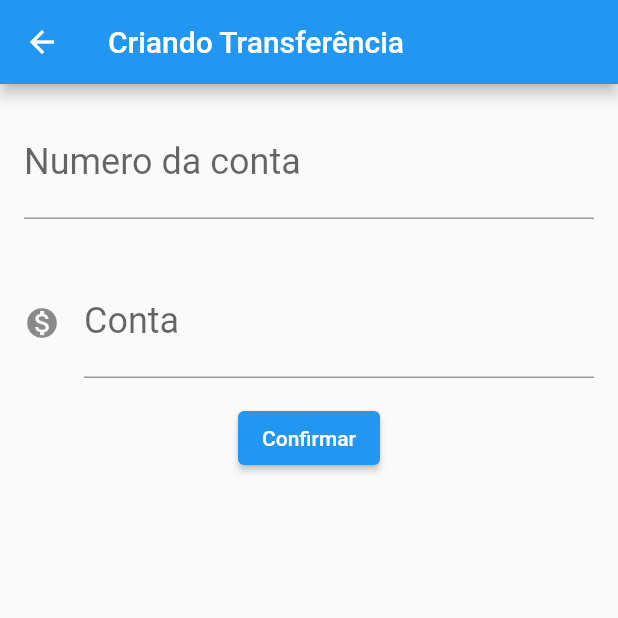
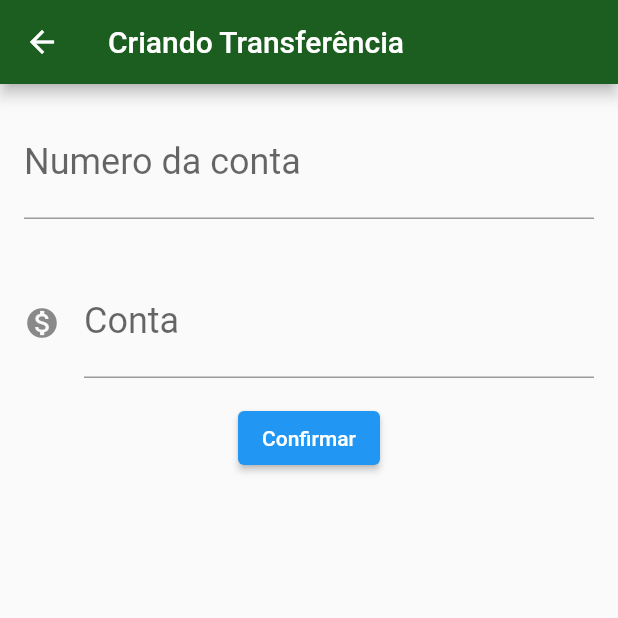
Before and after one commit to iowes/Bytebank, a Flutter app: the screen it shows after launch, after a tap on the "add" icon, on a phone screen of 412 x 824 dp, the top half of it. Run offline on Flutter 3.47's test engine with Material 2 defaults, Android fonts, the phone set to English and light mode, and no system bars.

Commit message:
Refactor in diferent classes

```diff
--- /dev/null
+++ b/lib/components/editor.dart
@@ -0,0 +1,26 @@
+import 'package:flutter/material.dart';
+
+class Editor extends StatelessWidget {
+  final TextEditingController controller;
+  final String labelText;
+  final String hintText;
+  final IconData icon;
+
+  const Editor({this.controller, this.labelText, this.hintText, this.icon});
+
+  @override
+  Widget build(BuildContext context) {
+    return Padding(
+      padding: const EdgeInsets.all(16),
+      child: TextField(
+        controller: controller,
+        style: TextStyle(fontSize: 24.0),
+        decoration: InputDecoration(
+            icon: icon != null ? Icon(icon) : null,
+            labelText: labelText,
+            hintText: hintText),
+        keyboardType: TextInputType.number,
+      ),
+    );
+  }
+}
--- a/lib/main.dart
+++ b/lib/main.dart
@@ -1,3 +1,4 @@
+import 'package:bytebank/screens/transfer/list.dart';
 import 'package:flutter/material.dart';
 
 void main() => runApp(BytebankApp());
@@ -6,159 +7,12 @@ class BytebankApp extends StatelessWidget {
   @override
   Widget build(BuildContext context) {
     return MaterialApp(
-      home: Scaffold(
-        body: TransferList(),
-      ),
-    );
+        theme: ThemeData(
+            primaryColor: Colors.green[900],
+            accentColor: Colors.blueAccent[700],
+            buttonTheme: ButtonThemeData(
+                buttonColor: Colors.blueAccent[700],
+                textTheme: ButtonTextTheme.primary)),
+        home: TransferList());
   }
 }
-
-class TransferForm extends StatefulWidget {
-
-  @override
-  State<StatefulWidget> createState() {
-    return TransferFormState();
-  }
-}
-
-class TransferFormState extends State<TransferForm> {
-
-  final TextEditingController _fieldAccountController = TextEditingController();
-  final TextEditingController _fieldValueController = TextEditingController();
-
-  @override
-  Widget build(BuildContext context) {
-    return Scaffold(
-      appBar: AppBar(
-        title: Text('Criando Transferência'),
-      ),
-      body: SingleChildScrollView(
-        child: Column(
-          children: [
-            Editor(
-                controller: this._fieldAccountController,
-                labelText: "Numero da conta",
-                hintText: "0000"),
-            Editor(
-                controller: this._fieldValueController,
-                labelText: "Conta",
-                hintText: "0000",
-                icon: Icons.monetization_on),
-            ElevatedButton(
-              child: Text('Confirmar'),
-              onPressed: () => _createTransfer(context),
-            )
-          ],
-        ),
-      ),
-    );
-  }
-
-  void _createTransfer(BuildContext context) {
-    final int accountNumber = int.tryParse(_fieldAccountController.text);
-    final double value = double.tryParse(_fieldValueController.text);
-    if (accountNumber != null && value != null) {
-      final transfer = Transfer(value, accountNumber);
-      debugPrint('$transfer');
-      Navigator.pop(context, transfer);
-    }
-  }
-}
-
-class Editor extends StatelessWidget {
-  final TextEditingController controller;
-  final String labelText;
-  final String hintText;
-  final IconData icon;
-
-  const Editor({this.controller, this.labelText, this.hintText, this.icon});
-
-  @override
-  Widget build(BuildContext context) {
-    return Padding(
-      padding: const EdgeInsets.all(16),
-      child: TextField(
-        controller: controller,
-        style: TextStyle(fontSize: 24.0),
-        decoration: InputDecoration(
-            icon: icon != null ? Icon(icon) : null,
-            labelText: labelText,
-            hintText: hintText),
-        keyboardType: TextInputType.number,
-      ),
-    );
-  }
-}
-
-class TransferList extends StatefulWidget {
-  final List<Transfer> _list = [];
-
-  @override
-  State<StatefulWidget> createState() {
-    return TransferListState();
-  }
-}
-
-class TransferListState extends State<TransferList> {
-  @override
-  Widget build(BuildContext context) {
-    return Scaffold(
-      appBar: AppBar(
-        title: Text("Transferências"),
-      ),
-      body: ListView.builder(
-        itemCount: widget._list.length,
-        itemBuilder: (context, index) {
-          final Transfer transfer = widget._list[index];
-          return TransferItem(transfer: transfer);
-        },
-      ),
-      floatingActionButton: FloatingActionButton(
-        onPressed: () {
-          final Future<Transfer> future =
-          Navigator.push(context, MaterialPageRoute(builder: (context) {
-            return TransferForm();
-          }));
-
-          future.then((transfer) => {
-            if (transfer != null) {
-              setState(() {
-                widget._list.add(transfer);
-              })
-            }
-          });
-        },
-        child: Icon(Icons.add),
-      ),
-    );
-  }
-}
-
-class TransferItem extends StatelessWidget {
-  final Transfer transfer;
-
-  const TransferItem({Key key, this.transfer}) : super(key: key);
-
-  @override
-  Widget build(BuildContext context) {
-    return Card(
-      child: ListTile(
-        leading: Icon(Icons.monetization_on),
-        title: Text(transfer.value.toString()),
-        subtitle: Text(transfer.accountNumber.toString()),
-      ),
-    );
-  }
-}
-
-class Transfer {
-  final double value;
-  final int accountNumber;
-
-  @override
-  String toString() {
-    return 'Transfer {value: $value, accountNumber: $accountNumber }';
-  }
-
-  Transfer(this.value, this.accountNumber);
-}
--- /dev/null
+++ b/lib/models/transfer.dart
@@ -0,0 +1,11 @@
+class Transfer {
+  final double value;
+  final int accountNumber;
+
+  @override
+  String toString() {
+    return 'Transfer {value: $value, accountNumber: $accountNumber }';
+  }
+
+  Transfer(this.value, this.accountNumber);
+}
--- /dev/null
+++ b/lib/screens/transfer/form.dart
@@ -0,0 +1,60 @@
+import 'package:bytebank/components/editor.dart';
+import 'package:bytebank/models/transfer.dart';
+import 'package:flutter/material.dart';
+
+const _appBarTitle = 'Criando Transferência';
+const _accountField = 'Numero da conta';
+const _accountFieldHint = '0000';
+const _valueField = 'Conta';
+const _valueFieldHint = '0000';
+const _buttonText = 'Confirmar';
+
+class TransferForm extends StatefulWidget {
+  @override
+  State<StatefulWidget> createState() {
+    return TransferFormState();
+  }
+}
+
+class TransferFormState extends State<TransferForm> {
+  final TextEditingController _fieldAccountController = TextEditingController();
+  final TextEditingController _fieldValueController = TextEditingController();
+
+  @override
+  Widget build(BuildContext context) {
+    return Scaffold(
+      appBar: AppBar(
+        title: Text(_appBarTitle),
+      ),
+      body: SingleChildScrollView(
+        child: Column(
+          children: [
+            Editor(
+                controller: this._fieldAccountController,
+                labelText: _accountField,
+                hintText: _accountFieldHint),
+            Editor(
+                controller: this._fieldValueController,
+                labelText: _valueField,
+                hintText: _valueFieldHint,
+                icon: Icons.monetization_on),
+            ElevatedButton(
+              child: Text(_buttonText),
+              onPressed: () => _createTransfer(context),
+            )
+          ],
+        ),
+      ),
+    );
+  }
+
+  void _createTransfer(BuildContext context) {
+    final int accountNumber = int.tryParse(_fieldAccountController.text);
+    final double value = double.tryParse(_fieldValueController.text);
+    if (accountNumber != null && value != null) {
+      final transfer = Transfer(value, accountNumber);
+      debugPrint('$transfer');
+      Navigator.pop(context, transfer);
+    }
+  }
+}
--- /dev/null
+++ b/lib/screens/transfer/list.dart
@@ -0,0 +1,64 @@
+import 'package:bytebank/models/transfer.dart';
+import 'package:flutter/material.dart';
+
+import 'form.dart';
+
+class TransferList extends StatefulWidget {
+  final List<Transfer> _list = [];
+
+  @override
+  State<StatefulWidget> createState() {
+    return TransferListState();
+  }
+}
+
+class TransferListState extends State<TransferList> {
+  @override
+  Widget build(BuildContext context) {
+    return Scaffold(
+      appBar: AppBar(
+        title: Text("Transferências"),
+      ),
+      body: ListView.builder(
+        itemCount: widget._list.length,
+        itemBuilder: (context, index) {
+          final Transfer transfer = widget._list[index];
+          return TransferItem(transfer: transfer);
+        },
+      ),
+      floatingActionButton: FloatingActionButton(
+        onPressed: () {
+          Navigator.push(context, MaterialPageRoute(builder: (context) {
+            return TransferForm();
+          })).then((transfer) => update(transfer));
+        },
+        child: Icon(Icons.add),
+      ),
+    );
+  }
+
+  void update(Transfer transfer) {
+    if (transfer != null) {
+      setState(() {
+        widget._list.add(transfer);
+      });
+    }
+  }
+}
+
+class TransferItem extends StatelessWidget {
+  final Transfer transfer;
+
+  const TransferItem({Key key, this.transfer}) : super(key: key);
+
+  @override
+  Widget build(BuildContext context) {
+    return Card(
+      child: ListTile(
+        leading: Icon(Icons.monetization_on),
+        title: Text(transfer.value.toString()),
+        subtitle: Text(transfer.accountNumber.toString()),
+      ),
+    );
+  }
+}
```
Also changed, not shown: 2 other files.
